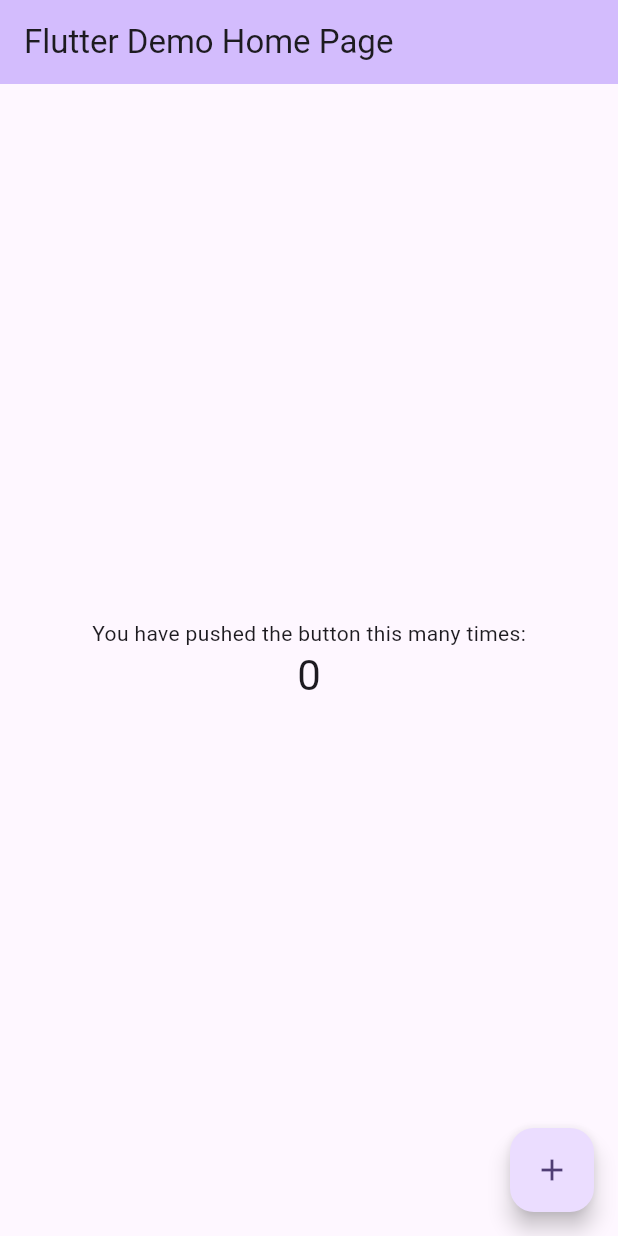
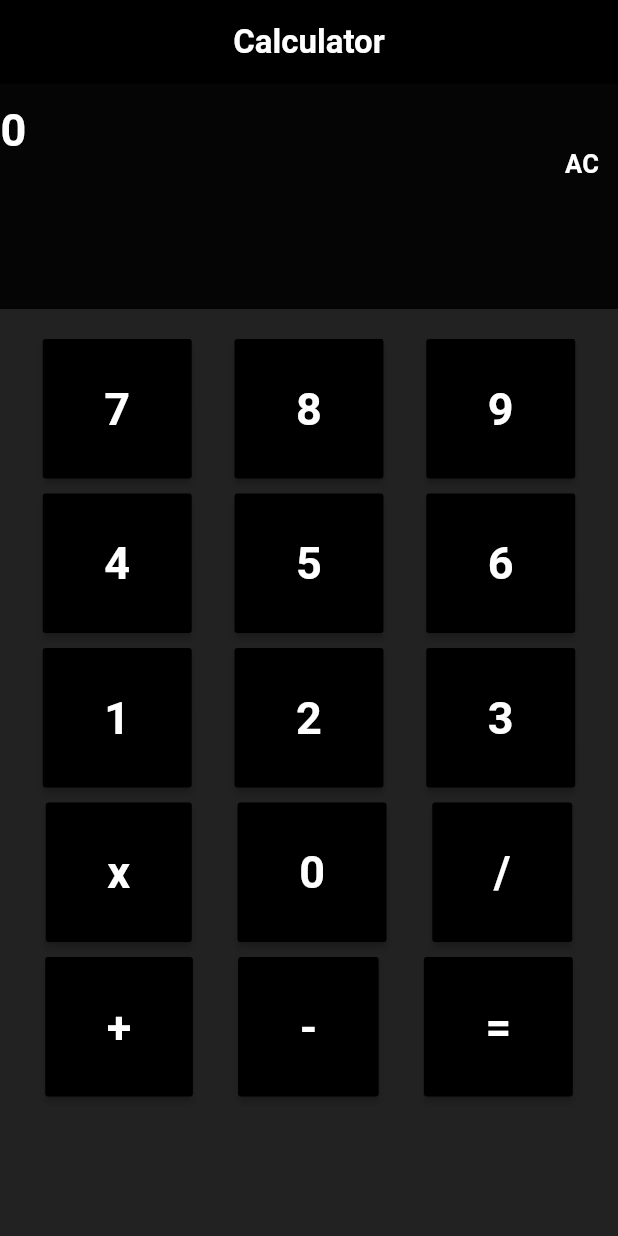
Before and after one commit to PavinDas/Calculator, a Flutter app: the screen it shows after launch, on a phone screen of 412 x 824 dp. Run offline on Flutter 3.47's test engine with Material 2 defaults, Android fonts, the phone set to English and light mode, and no system bars.

Commit message:
UI created, Button press Enabled. Error: Result didn't show

```diff
--- a/lib/main.dart
+++ b/lib/main.dart
@@ -1,3 +1,4 @@
+import 'package:calculator/screen_home.dart';
 import 'package:flutter/material.dart';
 
 void main() {
@@ -13,113 +14,10 @@ class MyApp extends StatelessWidget {
     return MaterialApp(
       title: 'Flutter Demo',
       theme: ThemeData(
-        // This is the theme of your application.
-        //
-        // TRY THIS: Try running your application with "flutter run". You'll see
-        // the application has a blue toolbar. Then, without quitting the app,
-        // try changing the seedColor in the colorScheme below to Colors.green
-        // and then invoke "hot reload" (save your changes or press the "hot
-        // reload" button in a Flutter-supported IDE, or press "r" if you used
-        // the command line to start the app).
-        //
-        // Notice that the counter didn't reset back to zero; the application
-        // state is not lost during the reload. To reset the state, use hot
-        // restart instead.
-        //
-        // This works for code too, not just values: Most code changes can be
-        // tested with just a hot reload.
         colorScheme: ColorScheme.fromSeed(seedColor: Colors.deepPurple),
         useMaterial3: true,
       ),
-      home: const MyHomePage(title: 'Flutter Demo Home Page'),
+      home: ScreenHome(),
     );
   }
 }
-
-class MyHomePage extends StatefulWidget {
-  const MyHomePage({super.key, required this.title});
-
-  // This widget is the home page of your application. It is stateful, meaning
-  // that it has a State object (defined below) that contains fields that affect
-  // how it looks.
-
-  // This class is the configuration for the state. It holds the values (in this
-  // case the title) provided by the parent (in this case the App widget) and
-  // used by the build method of the State. Fields in a Widget subclass are
-  // always marked "final".
-
-  final String title;
-
-  @override
-  State<MyHomePage> createState() => _MyHomePageState();
-}
-
-class _MyHomePageState extends State<MyHomePage> {
-  int _counter = 0;
-
-  void _incrementCounter() {
-    setState(() {
-      // This call to setState tells the Flutter framework that something has
-      // changed in this State, which causes it to rerun the build method below
-      // so that the display can reflect the updated values. If we changed
-      // _counter without calling setState(), then the build method would not be
-      // called again, and so nothing would appear to happen.
-      _counter++;
-    });
-  }
-
-  @override
-  Widget build(BuildContext context) {
-    // This method is rerun every time setState is called, for instance as done
-    // by the _incrementCounter method above.
-    //
-    // The Flutter framework has been optimized to make rerunning build methods
-    // fast, so that you can just rebuild anything that needs updating rather
-    // than having to individually change instances of widgets.
-    return Scaffold(
-      appBar: AppBar(
-        // TRY THIS: Try changing the color here to a specific color (to
-        // Colors.amber, perhaps?) and trigger a hot reload to see the AppBar
-        // change color while the other colors stay the same.
-        backgroundColor: Theme.of(context).colorScheme.inversePrimary,
-        // Here we take the value from the MyHomePage object that was created by
-        // the App.build method, and use it to set our appbar title.
-        title: Text(widget.title),
-      ),
-      body: Center(
-        // Center is a layout widget. It takes a single child and positions it
-        // in the middle of the parent.
-        child: Column(
-          // Column is also a layout widget. It takes a list of children and
-          // arranges them vertically. By default, it sizes itself to fit its
-          // children horizontally, and tries to be as tall as its parent.
-          //
-          // Column has various properties to control how it sizes itself and
-          // how it positions its children. Here we use mainAxisAlignment to
-          // center the children vertically; the main axis here is the vertical
-          // axis because Columns are vertical (the cross axis would be
-          // horizontal).
-          //
-          // TRY THIS: Invoke "debug painting" (choose the "Toggle Debug Paint"
-          // action in the IDE, or press "p" in the console), to see the
-          // wireframe for each widget.
-          mainAxisAlignment: MainAxisAlignment.center,
-          children: <Widget>[
-            const Text(
-              'You have pushed the button this many times:',
-            ),
-            Text(
-              '$_counter',
-              style: Theme.of(context).textTheme.headlineMedium,
-            ),
-          ],
-        ),
-      ),
-      floatingActionButton: FloatingActionButton(
-        onPressed: _incrementCounter,
-        tooltip: 'Increment',
-        child: const Icon(Icons.add),
-      ), // This trailing comma makes auto-formatting nicer for build methods.
-    );
-  }
-}
--- /dev/null
+++ b/lib/screen_home.dart
@@ -0,0 +1,221 @@
+import 'package:flutter/material.dart';
+
+class ScreenHome extends StatefulWidget {
+  const ScreenHome({super.key});
+
+  @override
+  State<ScreenHome> createState() => _ScreenHomeState();
+}
+
+class _ScreenHomeState extends State<ScreenHome> {
+  final ber = TextEditingController();
+
+  @override
+  Widget build(BuildContext context) {
+    return Scaffold(
+      backgroundColor: Colors.black87,
+      appBar: AppBar(
+        backgroundColor: Colors.black,
+        title: const Center(
+          child: Text(
+            'Calculator',
+            style: TextStyle(
+              color: Colors.white,
+              fontWeight: FontWeight.bold,
+            ),
+          ),
+        ),
+      ),
+      body: Column(
+        children: [
+          Container(
+            color: Colors.black87,
+            height: 150,
+            width: double.infinity,
+            child: Expanded(
+              child: TextFormField(
+                controller: ber,
+                maxLines: 2,
+                keyboardType: TextInputType.none,
+                style: const TextStyle(
+                  color: Colors.white,
+                  fontSize: 30,
+                  fontWeight: FontWeight.bold,
+                ),
+                decoration: InputDecoration(
+                  suffixIcon: IconButton(
+                    onPressed: () {
+                      ber.text = '';
+                    },
+                    icon: Text(
+                      'AC',
+                      style: TextStyle(
+                        color: Colors.white,
+                        fontSize: 17,
+                        fontWeight: FontWeight.bold,
+                      ),
+                    ),
+                  ),
+                  hintText: '0',
+                  hintStyle: TextStyle(
+                    color: Colors.white,
+                  ),
+                  border: InputBorder.none,
+                ),
+              ),
+            ),
+          ),
+          const SizedBox(
+            height: 20,
+          ),
+          Column(
+            children: [
+              Row(
+                mainAxisAlignment: MainAxisAlignment.spaceEvenly,
+                children: [
+                  buttonPress('7'),
+                  buttonPress('8'),
+                  buttonPress('9'),
+                ],
+              ),
+              const SizedBox(
+                height: 10,
+              ),
+              Row(
+                mainAxisAlignment: MainAxisAlignment.spaceEvenly,
+                children: [
+                  buttonPress('4'),
+                  buttonPress('5'),
+                  buttonPress('6'),
+                ],
+              ),
+              const SizedBox(
+                height: 10,
+              ),
+              Row(
+                mainAxisAlignment: MainAxisAlignment.spaceEvenly,
+                children: [
+                  buttonPress('1'),
+                  buttonPress('2'),
+                  buttonPress('3'),
+                ],
+              ),
+              const SizedBox(
+                height: 10,
+              ),
+              Row(
+                mainAxisAlignment: MainAxisAlignment.spaceEvenly,
+                children: [
+                  buttonPress('x'),
+                  buttonPress('0'),
+                  buttonPress('/'),
+                ],
+              ),
+              const SizedBox(
+                height: 10,
+              ),
+              Row(
+                mainAxisAlignment: MainAxisAlignment.spaceEvenly,
+                children: [
+                  buttonPress('+'),
+                  buttonPress('-'),
+                  buttonPress('='),
+                ],
+              ),
+              const SizedBox(
+                height: 10,
+              ),
+            ],
+          ),
+          const SizedBox(
+            height: 20,
+          ),
+        ],
+      ),
+    );
+  }
+
+  MaterialButton buttonPress(String num) {
+    return MaterialButton(
+      color: Colors.black,
+      child: Center(
+        child: Padding(
+          padding: const EdgeInsets.all(25),
+          child: Text(
+            num,
+            style: const TextStyle(
+              fontWeight: FontWeight.bold,
+              fontSize: 30,
+              color: Colors.white,
+            ),
+          ),
+        ),
+      ),
+      onPressed: () {
+        String flag = '';
+        int num1 = 0;
+        int num2 = 0;
+        int result = 0;
+
+        if (num == '+') {
+          num1 = int.parse(ber.text);
+          ber.text = '';
+          flag = '+';
+        } else if (num == '-') {
+          num1 = int.parse(ber.text);
+          ber.text = '';
+          flag = '-';
+        } else if (num == 'x') {
+          num1 = int.parse(ber.text);
+          ber.text = '';
+          flag = 'x';
+        } else if (num == '/') {
+          num1 = int.parse(ber.text);
+          ber.text = '';
+          flag = '/';
+        } else if (num == '=') {
+          num2 = int.parse(ber.text);
+          if (flag == '+') {
+            setState(
+              () {
+                result = num1 + num2;
+                ber.text = result.toString();
+              },
+            );
+          } else if (flag == '-') {
+            setState(
+              () {
+                result = num1 - num2;
+                ber.text = result.toString();
+              },
+            );
+          } else if (flag == 'x') {
+            setState(
+              () {
+                result = num1 * num2;
+                ber.text = result.toString();
+              },
+            );
+          } else if (flag == '/') {
+            setState(
+              () {
+                double tmp = num1 / num2;
+                String tmp1 = tmp.toString();
+                result = int.parse(tmp1);
+                ber.text = '';
+                ber.text = result.toString();
+              },
+            );
+          }
+        } else {
+          setState(
+            () {
+              ber.text = ber.text + num;
+              flag = '0';
+            },
+          );
+        }
+      },
+    );
+  }
+}
```
Also changed, not shown: lib/buttonpress.dart (added, +32 -0 lines).
